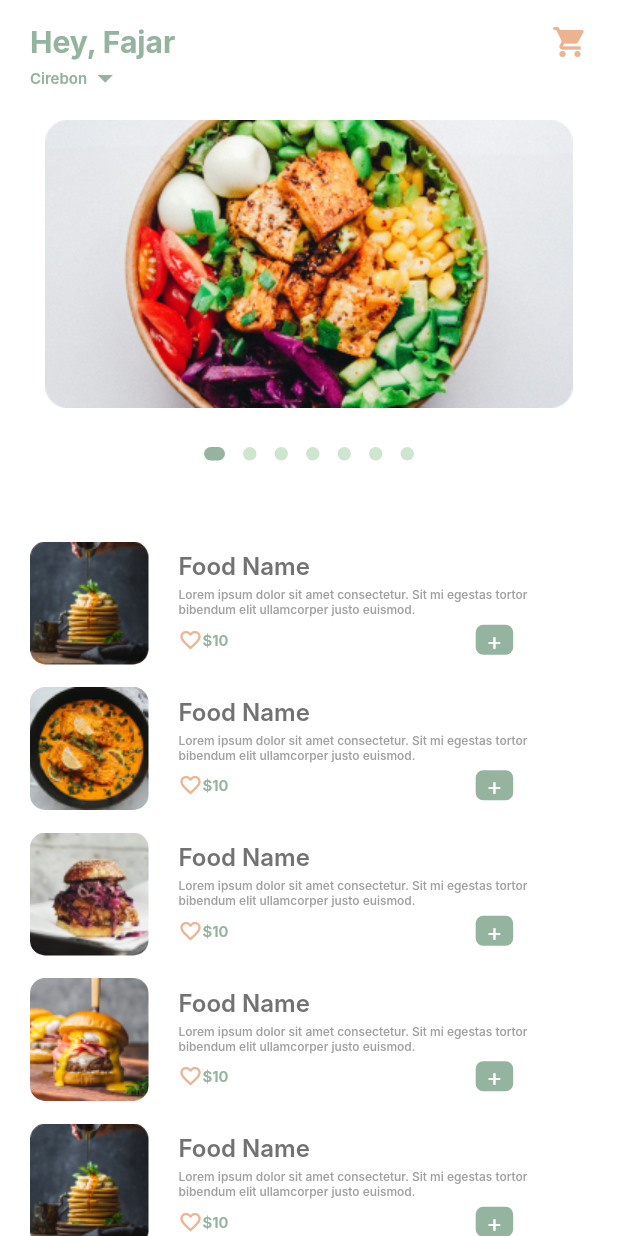
After one commit to framadhan99/foodlivery, a Flutter app: the HomePage screen opened directly, on a phone screen of 412 x 824 dp. The commit adds this screen. Run offline on Flutter 3.47's test engine with Material 2 defaults, Android fonts, the light colour scheme and no system bars; drawn by our look-alikes of dots_indicator; our stand-ins replace loader_overlay; Roboto replaces fonts that are missing (Inter).

Commit message:
create home page

```diff
--- a/lib/config/asset_paths.dart
+++ b/lib/config/asset_paths.dart
@@ -1,6 +1,6 @@
 class AssetPaths {
-  static const String imgBurger = 'assets/images/imgBUrger.png';
-  static const String imgBurger2 = 'assets/images/imgBUrger2.png';
+  static const String imgBurger = 'assets/images/imgBurger.png';
+  static const String imgBurger2 = 'assets/images/imgBurger2.png';
   static const String imgHeroHome = 'assets/images/imgHeroHome.png';
   static const String imgKuah = 'assets/images/imgKuah.png';
   static const String imgPancake = 'assets/images/imgPancake.png';
--- a/lib/config/config.dart
+++ b/lib/config/config.dart
@@ -2,4 +2,3 @@ export 'asset_colors.dart';
 export 'asset_Paths.dart';
 export 'asset_Styles.dart';
 export 'navigation_service.dart';
-export 'ui_helper.dart';
--- /dev/null
+++ b/lib/ui_features/pages/home/home_page.dart
@@ -0,0 +1,119 @@
+import 'package:dots_indicator/dots_indicator.dart';
+import 'package:flutter/material.dart';
+import 'package:foodlivery/config/config.dart';
+import 'package:foodlivery/config/ui_helper.dart';
+import 'package:foodlivery/ui_features/widgets/card_food.dart';
+
+class HomePage extends StatelessWidget {
+  const HomePage({super.key});
+
+  @override
+  Widget build(BuildContext context) {
+    List<String> images = [
+      AssetPaths.imgPancake,
+      AssetPaths.imgKuah,
+      AssetPaths.imgBurger2,
+      AssetPaths.imgBurger,
+      AssetPaths.imgPancake,
+      AssetPaths.imgKuah,
+      AssetPaths.imgBurger2,
+      AssetPaths.imgBurger,
+    ];
+    return Scaffold(
+      body: SafeArea(
+        child: SingleChildScrollView(
+          child: Column(
+            children: [
+              Container(
+                padding: EdgeInsets.symmetric(horizontal: 20, vertical: 16),
+                child: Row(
+                  mainAxisAlignment: MainAxisAlignment.spaceBetween,
+                  crossAxisAlignment: CrossAxisAlignment.start,
+                  children: [
+                    Column(
+                      crossAxisAlignment: CrossAxisAlignment.start,
+                      children: [
+                        Text(
+                          'Hey, Fajar',
+                          style: AssetStyles.mediumTitle.copyWith(
+                            fontWeight: FontWeight.w700,
+                            fontSize: 20,
+                            color: AssetColors.greenDark,
+                          ),
+                        ),
+                        Row(
+                          children: [
+                            Text(
+                              'Cirebon',
+                              style: AssetStyles.smallDescription.copyWith(
+                                  fontWeight: FontWeight.w600,
+                                  fontSize: 10,
+                                  color: AssetColors.greenDark),
+                            ),
+                            Icon(
+                              Icons.arrow_drop_down,
+                              color: AssetColors.greenDark,
+                            )
+                          ],
+                        ),
+                      ],
+                    ),
+                    Icon(
+                      Icons.shopping_cart,
+                      color: AssetColors.orangePastel,
+                    )
+                  ],
+                ),
+              ),
+              SizedBox(
+                height: 192,
+                child: PageView.builder(
+                  controller: PageController(),
+                  scrollDirection: Axis.horizontal,
+                  itemBuilder: (context, index) => Container(
+                    height: 192,
+                    width: 352,
+                    decoration: const BoxDecoration(
+                      image: DecorationImage(
+                        image: AssetImage(AssetPaths.imgHeroHome),
+                      ),
+                    ),
+                  ),
+                ),
+              ),
+              verticalSpace(20),
+              DotsIndicator(
+                dotsCount: 7,
+                position: 0,
+                decorator: DotsDecorator(
+                  color: AssetColors.greenLight,
+                  size: const Size.square(9.0),
+                  activeSize: const Size(14.0, 9.0),
+                  activeColor: AssetColors.greenDark,
+                  activeShape: RoundedRectangleBorder(
+                      borderRadius: BorderRadius.circular(10)),
+                ),
+              ),
+              verticalSpace(48),
+              Column(
+                children: List.generate(
+                  images.length,
+                  (index) => Padding(
+                    padding: const EdgeInsets.only(
+                      left: 20,
+                      right: 20,
+                      bottom: 15,
+                    ),
+                    child: CardFood(
+                      image: images[index],
+                    ),
+                  ),
+                ),
+              )
+            ],
+          ),
+        ),
+      ),
+    );
+  }
+}
--- a/lib/ui_features/pages/login_page.dart
+++ b/lib/ui_features/pages/login_page.dart
@@ -1,5 +1,7 @@
 import 'package:flutter/material.dart';
 import 'package:foodlivery/config/config.dart';
+import 'package:foodlivery/config/ui_helper.dart';
+import 'package:foodlivery/ui_features/pages/home/home_page.dart';
 import 'package:foodlivery/ui_features/pages/signup_page.dart';
 import 'package:foodlivery/ui_features/widgets/button_primary.dart';
 import 'package:foodlivery/ui_features/widgets/textfield_general.dart';
@@ -66,11 +68,12 @@ class LoginPage extends StatelessWidget {
                   ),
                 ),
                 verticalSpace(50),
-                const Align(
+                Align(
                   alignment: Alignment.center,
                   child: ButtonPrimary(
                     label: 'Log in',
                     width: 114,
+                    onTap: () => nextScreen(const HomePage()),
                   ),
                 ),
                 verticalSpace(63),
--- a/lib/ui_features/pages/signup_page.dart
+++ b/lib/ui_features/pages/signup_page.dart
@@ -1,5 +1,6 @@
 import 'package:flutter/material.dart';
 import 'package:foodlivery/config/config.dart';
+import 'package:foodlivery/config/ui_helper.dart';
 import 'package:foodlivery/ui_features/pages/login_page.dart';
 import 'package:foodlivery/ui_features/widgets/button_primary.dart';
 import 'package:foodlivery/ui_features/widgets/textfield_general.dart';
@@ -109,7 +110,7 @@ class SignupPage extends StatelessWidget {
                     ),
                   ),
                 ),
-                verticalSpace(22),
+                verticalSpace(40),
                 Row(
                   mainAxisAlignment: MainAxisAlignment.spaceEvenly,
                   children: List.generate(
--- a/lib/ui_features/widgets/button_primary.dart
+++ b/lib/ui_features/widgets/button_primary.dart
@@ -1,5 +1,6 @@
 import 'package:flutter/material.dart';
 import 'package:foodlivery/config/config.dart';
+import 'package:foodlivery/config/ui_helper.dart';
 
 class ButtonPrimary extends StatelessWidget {
   const ButtonPrimary({
--- /dev/null
+++ b/lib/ui_features/widgets/card_food.dart
@@ -0,0 +1,81 @@
+import 'package:flutter/material.dart';
+import 'package:foodlivery/config/config.dart';
+import 'package:foodlivery/config/ui_helper.dart';
+import 'package:foodlivery/ui_features/widgets/button_primary.dart';
+
+class CardFood extends StatelessWidget {
+  const CardFood({
+    super.key,
+    required this.image,
+  });
+
+  final String image;
+
+  @override
+  Widget build(BuildContext context) {
+    return Row(
+      children: [
+        Container(
+          height: 82,
+          width: 79,
+          decoration: BoxDecoration(
+            borderRadius: BorderRadius.circular(10),
+            image: DecorationImage(
+              fit: BoxFit.cover,
+              image: AssetImage(image),
+            ),
+          ),
+        ),
+        horizontalSpace(20),
+        Column(
+          crossAxisAlignment: CrossAxisAlignment.start,
+          children: [
+            const Text(
+              'Food Name',
+              style: AssetStyles.smallTitle,
+            ),
+            verticalSpace(5),
+            SizedBox(
+              width: screenWidth(context) * 0.6,
+              child: Text(
+                'Lorem ipsum dolor sit amet consectetur. Sit mi egestas tortor bibendum elit ullamcorper justo euismod. ',
+                style: AssetStyles.smallDescription
+                    .copyWith(fontWeight: FontWeight.w500, fontSize: 8),
+              ),
+            ),
+            verticalSpace(5),
+            Row(
+              children: [
+                const Icon(
+                  Icons.favorite_outline,
+                  size: 16,
+                  color: AssetColors.orangePastel,
+                ),
+                Text(
+                  '\$10',
+                  style: AssetStyles.smallDescription.copyWith(
+                    color: AssetColors.greenDark,
+                    fontSize: 10,
+                    fontWeight: FontWeight.w600,
+                  ),
+                ),
+                horizontalSpace(screenWidth(context) * 0.4),
+                ButtonPrimary(
+                  label: '+',
+                  labelStyle: AssetStyles.smallDescription.copyWith(
+                    color: Colors.white,
+                    fontSize: 16,
+                    fontWeight: FontWeight.w400,
+                  ),
+                  height: 20,
+                  width: 25,
+                  radius: 5,
+                )
+              ],
+            )
+          ],
+        ),
+      ],
+    );
+  }
+}
--- a/pubspec.yaml
+++ b/pubspec.yaml
@@ -36,6 +36,7 @@ dependencies:
   # Use with the CupertinoIcons class for iOS style icons.
   cupertino_icons: ^1.0.2
   loader_overlay: ^2.2.0
+  dots_indicator: ^3.0.0
 
 dev_dependencies:
   flutter_test:
```
Also changed, not shown: pubspec.lock.
